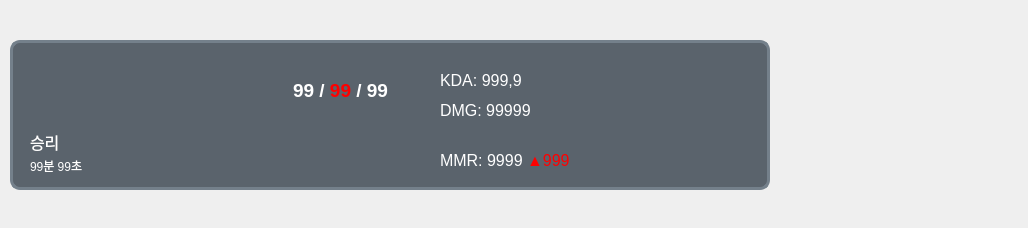
Before: the Qt Designer form Data/UI/Record/MatchRecord.ui in CSID-DGU/2024-1-OSSP2-team-08-GameAssistant, drawn with Qt 5.
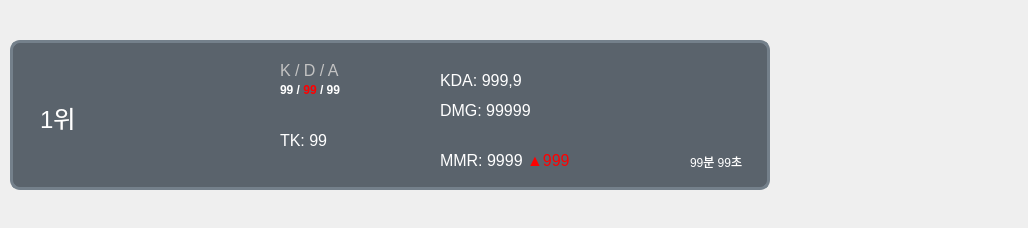
After: the same form once the commit is applied. Icons and pictures are not drawn.

```diff
--- a/Data/UI/Record/MatchRecord.ui
+++ b/Data/UI/Record/MatchRecord.ui
@@ -74,10 +74,10 @@
    <widget class="QLabel" name="Result">
     <property name="geometry">
      <rect>
-      <x>20</x>
-      <y>90</y>
+      <x>30</x>
+      <y>60</y>
       <width>61</width>
-      <height>21</height>
+      <height>30</height>
      </rect>
     </property>
     <property name="styleSheet">
@@ -86,14 +86,14 @@
 background-color: rgb(90, 99, 108);</string>
     </property>
     <property name="text">
-     <string>&lt;html&gt;&lt;head/&gt;&lt;body&gt;&lt;p&gt;&lt;span style=&quot; font-size:12pt;&quot;&gt;승리&lt;/span&gt;&lt;/p&gt;&lt;/body&gt;&lt;/html&gt;</string>
+     <string>&lt;html&gt;&lt;head/&gt;&lt;body&gt;&lt;p&gt;&lt;span style=&quot; font-size:18pt;&quot;&gt;1위&lt;/span&gt;&lt;/p&gt;&lt;/body&gt;&lt;/html&gt;</string>
     </property>
    </widget>
    <widget class="QLabel" name="MatchTime">
     <property name="geometry">
      <rect>
-      <x>20</x>
-      <y>120</y>
+      <x>680</x>
+      <y>116</y>
       <width>56</width>
       <height>12</height>
      </rect>
@@ -122,7 +122,7 @@
 background-color: rgb(90, 99, 108);</string>
     </property>
     <property name="text">
-     <string>&lt;html&gt;&lt;head/&gt;&lt;body&gt;&lt;p align=&quot;center&quot;&gt;&lt;span style=&quot; font-size:14pt; font-weight:600;&quot;&gt;99 / &lt;/span&gt;&lt;span style=&quot; font-size:14pt; font-weight:600; color:#ff0000;&quot;&gt;99&lt;/span&gt;&lt;span style=&quot; font-size:14pt; font-weight:600;&quot;&gt; / 99&lt;/span&gt;&lt;/p&gt;&lt;/body&gt;&lt;/html&gt;</string>
+     <string>&lt;html&gt;&lt;head/&gt;&lt;body&gt;&lt;p&gt;&lt;span style=&quot; font-weight:600;&quot;&gt;99 / &lt;/span&gt;&lt;span style=&quot; font-weight:600; color:#ff0000;&quot;&gt;99&lt;/span&gt;&lt;span style=&quot; font-weight:600;&quot;&gt; / 99&lt;/span&gt;&lt;/p&gt;&lt;/body&gt;&lt;/html&gt;</string>
     </property>
    </widget>
    <widget class="QLabel" name="KDALate">
@@ -179,6 +179,42 @@
      <string>&lt;html&gt;&lt;head/&gt;&lt;body&gt;&lt;p&gt;&lt;span style=&quot; font-size:12pt;&quot;&gt;MMR: 9999 &lt;/span&gt;&lt;span style=&quot; font-size:12pt; color:#ff0000;&quot;&gt;▲999&lt;/span&gt;&lt;/p&gt;&lt;/body&gt;&lt;/html&gt;</string>
     </property>
    </widget>
+   <widget class="QLabel" name="TK">
+    <property name="geometry">
+     <rect>
+      <x>270</x>
+      <y>90</y>
+      <width>141</width>
+      <height>21</height>
+     </rect>
+    </property>
+    <property name="styleSheet">
+     <string notr="true">font: 9pt &quot;KoPub돋움체 Bold&quot;;
+color: rgb(255, 255, 255);
+background-color: rgb(90, 99, 108);</string>
+    </property>
+    <property name="text">
+     <string>&lt;html&gt;&lt;head/&gt;&lt;body&gt;&lt;p&gt;&lt;span style=&quot; font-size:12pt;&quot;&gt;TK: 99&lt;/span&gt;&lt;/p&gt;&lt;/body&gt;&lt;/html&gt;</string>
+    </property>
+   </widget>
+   <widget class="QLabel" name="KDAShow">
+    <property name="geometry">
+     <rect>
+      <x>270</x>
+      <y>20</y>
+      <width>141</width>
+      <height>21</height>
+     </rect>
+    </property>
+    <property name="styleSheet">
+     <string notr="true">font: 9pt &quot;KoPub돋움체 Bold&quot;;
+color: rgb(255, 255, 255);
+background-color: rgb(90, 99, 108);</string>
+    </property>
+    <property name="text">
+     <string>&lt;html&gt;&lt;head/&gt;&lt;body&gt;&lt;p&gt;&lt;span style=&quot; font-size:12pt; color:#c3c3c3;&quot;&gt;K / D / A&lt;/span&gt;&lt;/p&gt;&lt;/body&gt;&lt;/html&gt;</string>
+    </property>
+   </widget>
   </widget>
  </widget>
  <resources>
```
